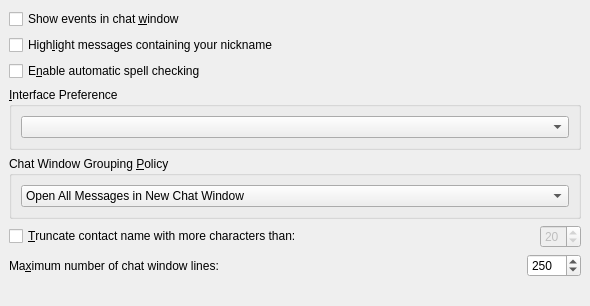
Above: kopete/config/behavior/behaviorconfig_chat.ui from KDE/kopete before the change. Below: the same form after it.
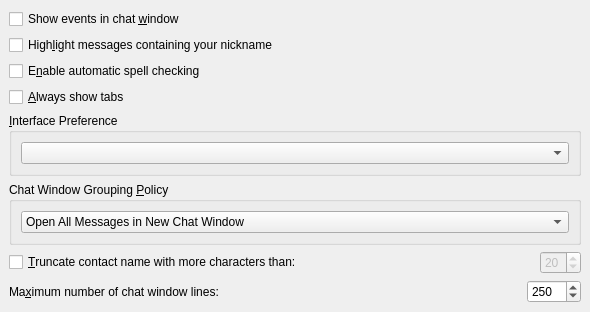
That is the form after the change.

Commit message: Added "Always show tabs" option,   to behaviour settings.

```diff
--- a/kopete/config/behavior/behaviorconfig_chat.ui
+++ b/kopete/config/behavior/behaviorconfig_chat.ui
@@ -59,6 +59,13 @@
      </property>
     </widget>
    </item>
+   <item>
+    <widget class="QCheckBox" name="kcfg_AlwaysShowTabs" >
+     <property name="text" >
+      <string>&amp;Always show tabs</string>
+     </property>
+    </widget>
+   </item>
    <item>
     <widget class="QGroupBox" name="interfaceGroup" >
      <property name="title" >
```
Left out of the diff: 5 changed lines with no effect on the pictures. The commit also changes 1 other file.
